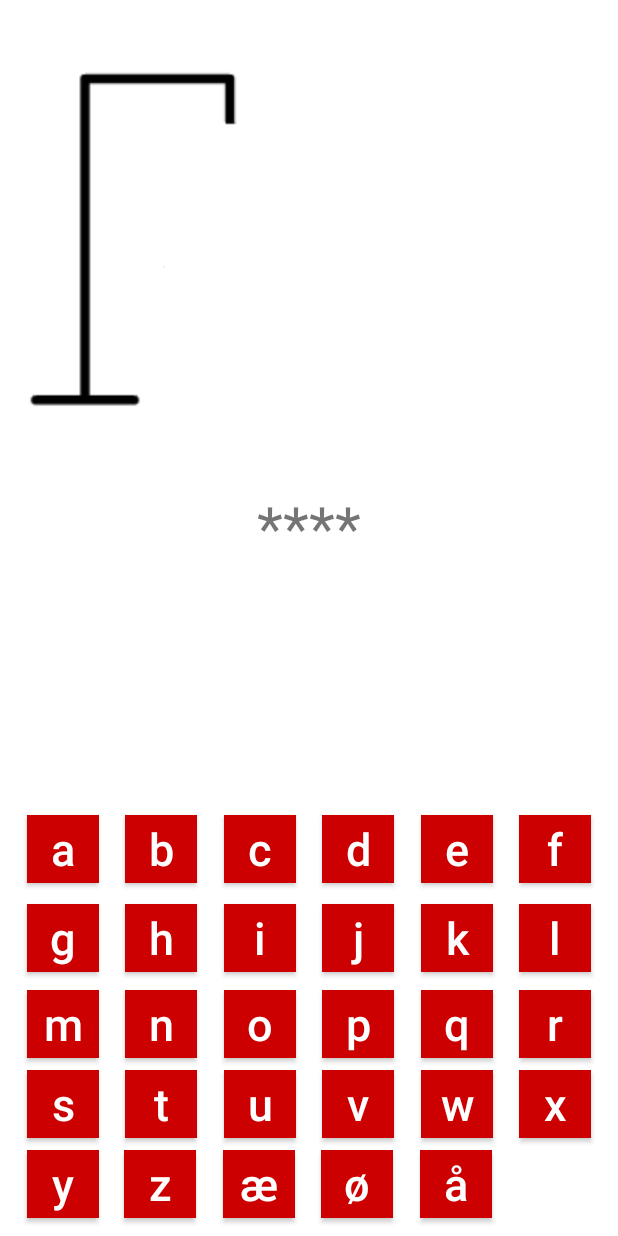
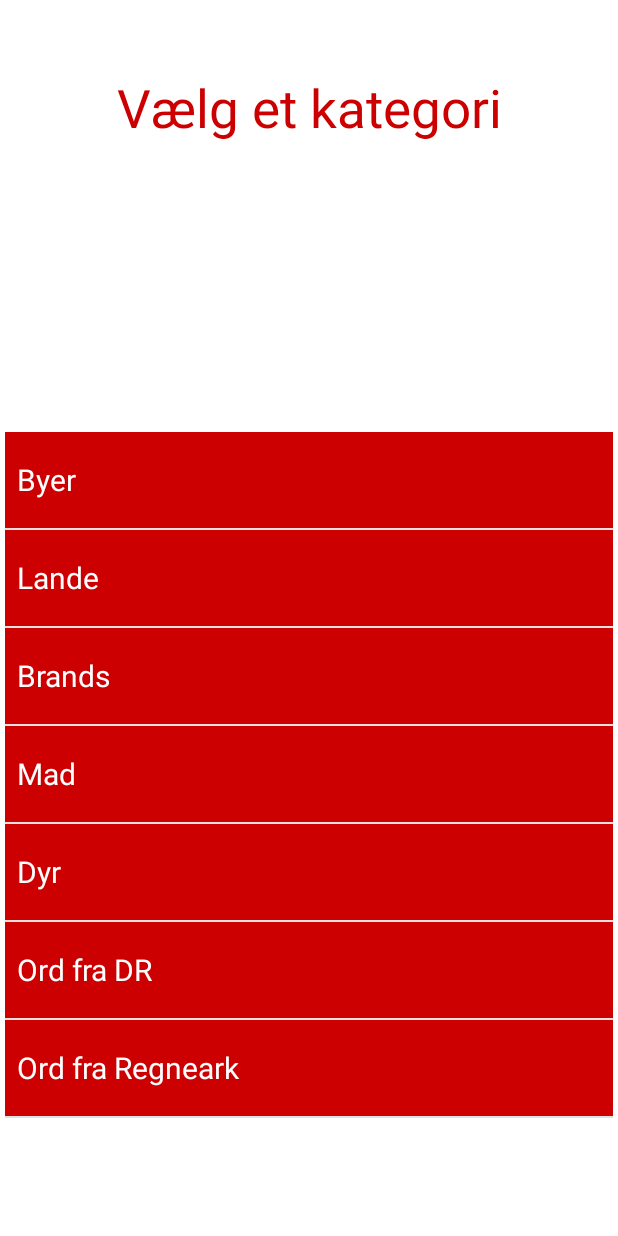
Before and after one commit to ZamzamGit/Galgeleg, an Android app: the screen it shows after launch (GameActivity before the commit, KategoriAktivitet after it), after a tap on "START SPIL", on a phone screen of 412 x 824 dp. Run offline under Robolectric (Android 15) with nearby library versions, the phone set to English and light mode, and no system bars.

Commit message:
listview for kategorier lavet, og funktion implementeret

```diff
--- a/app/src/main/java/com/example/galgelegii/KategoriAktivitet.java
+++ b/app/src/main/java/com/example/galgelegii/KategoriAktivitet.java
@@ -2,13 +2,48 @@ package com.example.galgelegii;
 
 import androidx.appcompat.app.AppCompatActivity;
 
+import android.content.Intent;
 import android.os.Bundle;
+import android.view.View;
+import android.widget.AdapterView;
+import android.widget.ArrayAdapter;
+import android.widget.ListView;
+import android.widget.Toast;
 
-public class KategoriAktivitet extends AppCompatActivity {
+import java.util.ArrayList;
+
+public class KategoriAktivitet extends AppCompatActivity implements AdapterView.OnItemClickListener {
+
+    ListView listView;
 
     @Override
     protected void onCreate(Bundle savedInstanceState) {
         super.onCreate(savedInstanceState);
         setContentView(R.layout.activity_kategori_aktivitet);
+
+        listView = findViewById(R.id.kategoriList);
+
+        ArrayList<String> city = new ArrayList<>();
+
+        city.add("Byer");
+        city.add("Lande");
+        city.add("Brands");
+        city.add("Mad");
+        city.add("Dyr");
+        city.add("Ord fra DR");
+        city.add("Ord fra Regneark");
+
+        ArrayAdapter<String> adapter = new ArrayAdapter<>(this, R.layout.row, city);
+        listView.setAdapter(adapter);
+        listView.setOnItemClickListener(this);
+
+    }
+
+    @Override
+    public void onItemClick(AdapterView<?> adapterView, View view, int i, long l) {
+        String kategori = adapterView.getItemAtPosition(i).toString();
+        Intent spil = new Intent(this, GameActivity.class);
+        spil.putExtra("kategori", kategori);
+        startActivity(spil);
     }
 }
--- a/app/src/main/java/com/example/galgelegii/MainActivity.java
+++ b/app/src/main/java/com/example/galgelegii/MainActivity.java
@@ -21,7 +21,13 @@ public class MainActivity extends AppCompatActivity implements View.OnClickListe
 
     @Override
     public void onClick(View view) {
+
+        Intent i = new Intent(this, KategoriAktivitet.class);
+        startActivity(i);
+        /*
         Intent i = new Intent(this, GameActivity.class);
         startActivity(i);
+
+         */
     }
 }
--- a/app/src/main/java/com/example/galgelegii/logik/LandeOrd.java
+++ b/app/src/main/java/com/example/galgelegii/logik/LandeOrd.java
@@ -8,14 +8,14 @@ public class LandeOrd implements Ord {
     @Override
     public void hentOrd(ArrayList<String> muligeOrd) throws IOException {
         muligeOrd.clear();
-        muligeOrd.add("Danmark");
-        muligeOrd.add("Ghana");
-        muligeOrd.add("Sverige");
-        muligeOrd.add("Frankrig");
-        muligeOrd.add("Brasilien");
-        muligeOrd.add("Peru");
-        muligeOrd.add("Canada");
-        muligeOrd.add("Japan");
+        muligeOrd.add("danmark");
+        muligeOrd.add("ghana");
+        muligeOrd.add("sverige");
+        muligeOrd.add("frankrig");
+        muligeOrd.add("brasilien");
+        muligeOrd.add("peru");
+        muligeOrd.add("canada");
+        muligeOrd.add("japan");
         System.out.println("muligeOrd = " + muligeOrd);
     }
 }
--- a/app/src/main/res/layout/activity_kategori_aktivitet.xml
+++ b/app/src/main/res/layout/activity_kategori_aktivitet.xml
@@ -4,6 +4,28 @@
     xmlns:tools="http://schemas.android.com/tools"
     android:layout_width="match_parent"
     android:layout_height="match_parent"
+    android:background="@android:color/white"
     tools:context=".KategoriAktivitet">
 
+    <ListView
+        android:id="@+id/kategoriList"
+        android:layout_width="405dp"
+        android:layout_height="536dp"
+        app:layout_constraintBottom_toBottomOf="parent"
+        app:layout_constraintEnd_toEndOf="parent"
+        app:layout_constraintStart_toStartOf="parent"
+        app:layout_constraintTop_toBottomOf="@+id/textView5"
+        app:layout_constraintVertical_bias="1.0" />
+
+    <TextView
+        android:id="@+id/textView5"
+        android:layout_width="wrap_content"
+        android:layout_height="wrap_content"
+        android:layout_marginTop="48dp"
+        android:textColor="@android:color/holo_red_dark"
+        android:textSize="35dp"
+        android:text="Vælg et kategori"
+        app:layout_constraintEnd_toEndOf="parent"
+        app:layout_constraintStart_toStartOf="parent"
+        app:layout_constraintTop_toTopOf="parent" />
 </androidx.constraintlayout.widget.ConstraintLayout>
--- /dev/null
+++ b/app/src/main/res/layout/row.xml
@@ -0,0 +1,13 @@
+<?xml version="1.0" encoding="utf-8"?>
+
+
+<TextView xmlns:android="http://schemas.android.com/apk/res/android"
+    android:layout_width="match_parent"
+    android:id="@+id/text1"
+    style="?attr/spinnerDropDownItemStyle"
+    android:background="@android:color/holo_red_dark"
+    android:layout_height="?android:attr/listPreferredItemHeight"
+    android:textSize="20dp"
+    android:singleLine="true"
+    android:ellipsize="marquee"
+    android:textColor="@color/white"/>
```
Also changed, not shown: app/src/main/java/com/example/galgelegii/GameActivity.java (+7 -1 lines), app/src/main/java/com/example/galgelegii/logik/BrandOrd.java (+9 -9 lines), app/src/main/java/com/example/galgelegii/logik/ByOrd.java (+8 -8 lines), app/src/main/java/com/example/galgelegii/logik/DyrOrd.java (+8 -8 lines), app/src/main/java/com/example/galgelegii/logik/MadOrd.java (+8 -8 lines).
